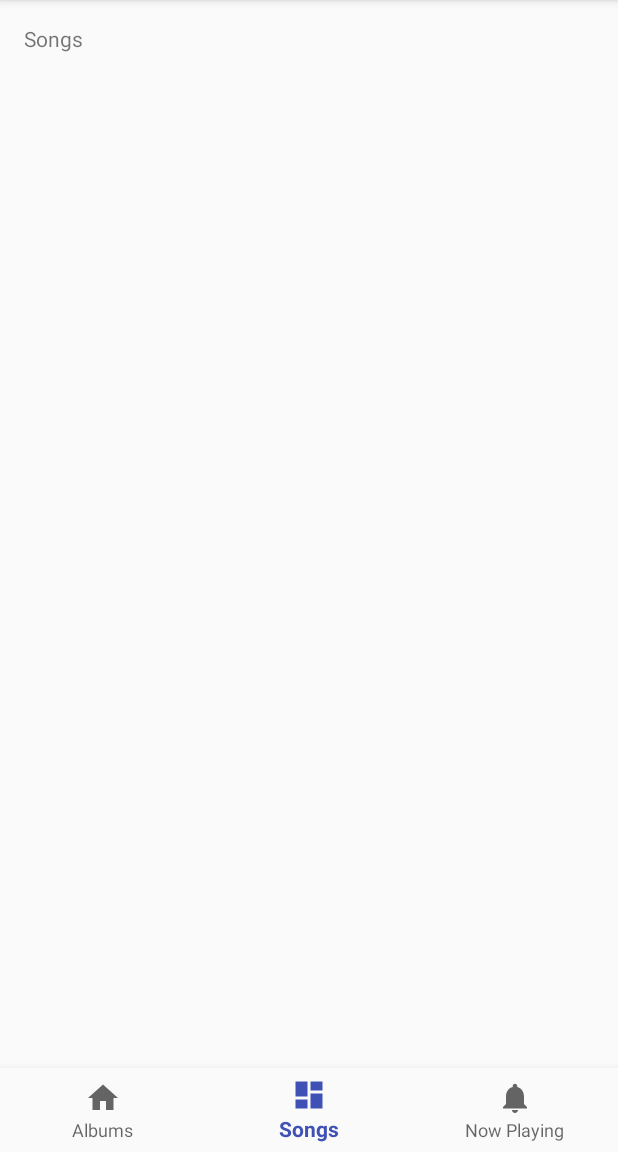
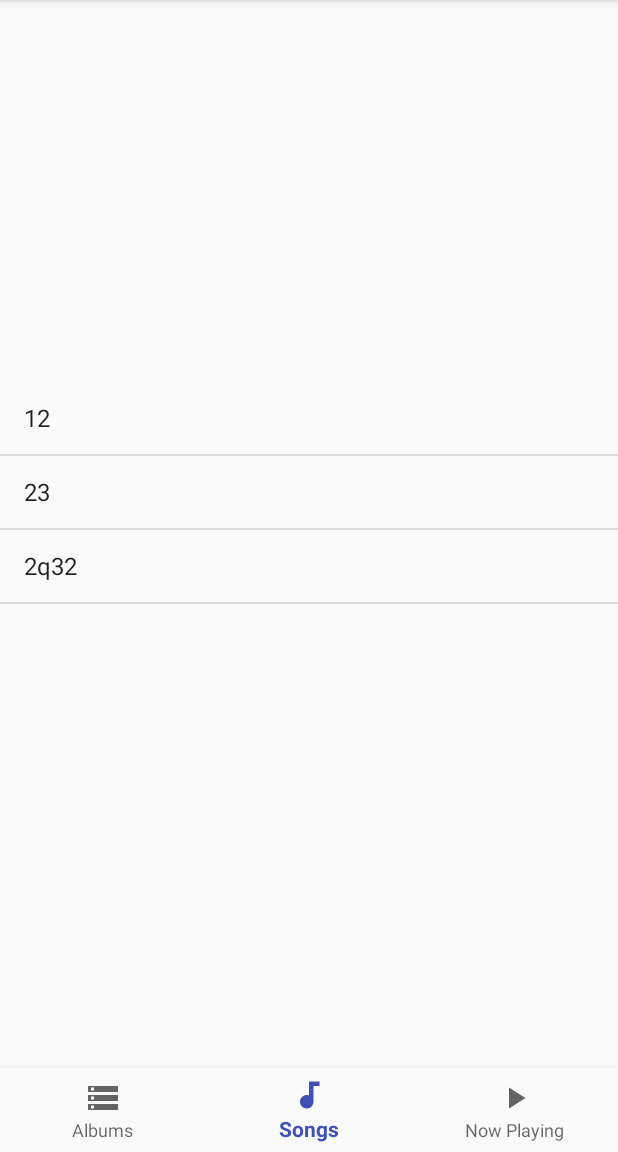
Before and after one commit to sqin84/vibeMusicPlayer, an Android app: the screen it shows after launch (AlbumView), item 2 of the bottom bar chosen, on a phone screen of 412 x 824 dp, the part 84-1236 px from its top. Run offline under Robolectric (Android 15) with nearby library versions, the phone set to English and light mode, and no system bars.

Commit message:
Album views and songs views done

```diff
--- a/app/build.gradle
+++ b/app/build.gradle
@@ -23,6 +23,7 @@ dependencies {
     implementation 'com.android.support:appcompat-v7:26.1.0'
     implementation 'com.android.support:design:26.1.0'
     implementation 'com.android.support.constraint:constraint-layout:1.0.2'
+    implementation 'com.android.support:recyclerview-v7:26.1.0'
     testImplementation 'junit:junit:4.12'
     androidTestImplementation 'com.android.support.test:runner:1.0.1'
     androidTestImplementation 'com.android.support.test.espresso:espresso-core:3.0.1'
--- a/app/src/main/java/com/example/ajcin/flashbackmusicteam16/AlbumView.java
+++ b/app/src/main/java/com/example/ajcin/flashbackmusicteam16/AlbumView.java
@@ -1,5 +1,7 @@
 package com.example.ajcin.flashbackmusicteam16;
 
+import android.app.FragmentManager;
+import android.app.FragmentTransaction;
 import android.os.Bundle;
 import android.support.annotation.NonNull;
 import android.support.design.widget.BottomNavigationView;
@@ -9,22 +11,22 @@ import android.widget.TextView;
 
 public class AlbumView extends AppCompatActivity {
 
-    private TextView mTextMessage;
 
     private BottomNavigationView.OnNavigationItemSelectedListener mOnNavigationItemSelectedListener
             = new BottomNavigationView.OnNavigationItemSelectedListener() {
 
         @Override
         public boolean onNavigationItemSelected(@NonNull MenuItem item) {
+            FragmentManager fragmentManager = getFragmentManager();
+            FragmentTransaction transaction = fragmentManager.beginTransaction();
             switch (item.getItemId()) {
                 case R.id.navigation_albums:
-                    mTextMessage.setText(R.string.title_albums);
+                    transaction.replace(R.id.musicItems,new AlbumFragment()).commit();
                     return true;
                 case R.id.navigation_songs:
-                    mTextMessage.setText(R.string.title_songs);
+                    transaction.replace(R.id.musicItems,new songListFragment()).commit();
                     return true;
                 case R.id.navigation_nowPlaying:
-                    mTextMessage.setText(R.string.title_nowPlaying);
                     return true;
             }
             return false;
@@ -36,7 +38,6 @@ public class AlbumView extends AppCompatActivity {
         super.onCreate(savedInstanceState);
         setContentView(R.layout.activity_album_view);
 
-        mTextMessage = (TextView) findViewById(R.id.message);
         BottomNavigationView navigation = (BottomNavigationView) findViewById(R.id.navigation);
         navigation.setOnNavigationItemSelectedListener(mOnNavigationItemSelectedListener);
     }
--- /dev/null
+++ b/app/src/main/java/com/example/ajcin/flashbackmusicteam16/songListFragment.java
@@ -0,0 +1,84 @@
+package com.example.ajcin.flashbackmusicteam16;
+
+import android.app.ListFragment;
+import android.content.Context;
+import android.net.Uri;
+import android.os.Bundle;
+import android.app.Fragment;
+import android.view.LayoutInflater;
+import android.view.View;
+import android.view.ViewGroup;
+import android.widget.ArrayAdapter;
+import android.widget.ListView;
+
+
+public class songListFragment extends ListFragment {
+    // TODO: Rename parameter arguments, choose names that match
+    // the fragment initialization parameters, e.g. ARG_ITEM_NUMBER
+    private static final String ARG_PARAM1 = "param1";
+    private static final String ARG_PARAM2 = "param2";
+
+    // TODO: Rename and change types of parameters
+    private String mParam1;
+    private String mParam2;
+
+    private OnFragmentInteractionListener mListener;
+    private String[] list = new String[] {"12","23","2q32"};
+    public songListFragment() {
+        // Required empty public constructor
+    }
+
+
+    @Override
+    public View onCreateView(LayoutInflater inflater, ViewGroup container,
+                             Bundle savedInstanceState) {
+        // Inflate the layout for this fragment
+        View view = inflater.inflate(R.layout.fragment_song_list, container, false);
+        //ListView songs= (ListView) getActivity().findViewById(R.id.listview);
+        ArrayAdapter<String> adapter = new ArrayAdapter<String>(getActivity(),android.R.layout.simple_list_item_1, list);
+        //songs.setAdapter(adapter);
+        setListAdapter(adapter);
+        return inflater.inflate(R.layout.fragment_song_list, container, false);
+    }
+
+
+
+    // TODO: Rename method, update argument and hook method into UI event
+    public void onButtonPressed(Uri uri) {
+        if (mListener != null) {
+            mListener.onFragmentInteraction(uri);
+        }
+    }
+
+    @Override
+    public void onAttach(Context context) {
+        super.onAttach(context);
+        if (context instanceof OnFragmentInteractionListener) {
+            mListener = (OnFragmentInteractionListener) context;
+        } else {
+            //throw new RuntimeException(context.toString()
+              //      + " must implement OnFragmentInteractionListener");
+        }
+    }
+
+    @Override
+    public void onDetach() {
+        super.onDetach();
+        mListener = null;
+    }
+
+    /**
+     * This interface must be implemented by activities that contain this
+     * fragment to allow an interaction in this fragment to be communicated
+     * to the activity and potentially other fragments contained in that
+     * activity.
+     * <p>
+     * See the Android Training lesson <a href=
+     * "http://developer.android.com/training/basics/fragments/communicating.html"
+     * >Communicating with Other Fragments</a> for more information.
+     */
+    public interface OnFragmentInteractionListener {
+        // TODO: Update argument type and name
+        void onFragmentInteraction(Uri uri);
+    }
+}
--- /dev/null
+++ b/app/src/main/res/drawable/ic_audiotrack_black_24dp.xml
@@ -0,0 +1,9 @@
+<vector xmlns:android="http://schemas.android.com/apk/res/android"
+        android:width="24dp"
+        android:height="24dp"
+        android:viewportWidth="24.0"
+        android:viewportHeight="24.0">
+    <path
+        android:fillColor="#FF000000"
+        android:pathData="M12,3v9.28c-0.47,-0.17 -0.97,-0.28 -1.5,-0.28C8.01,12 6,14.01 6,16.5S8.01,21 10.5,21c2.31,0 4.2,-1.75 4.45,-4H15V6h4V3h-7z"/>
+</vector>
--- /dev/null
+++ b/app/src/main/res/drawable/ic_play_arrow_black_24dp.xml
@@ -0,0 +1,9 @@
+<vector xmlns:android="http://schemas.android.com/apk/res/android"
+        android:width="24dp"
+        android:height="24dp"
+        android:viewportWidth="24.0"
+        android:viewportHeight="24.0">
+    <path
+        android:fillColor="#FF000000"
+        android:pathData="M8,5v14l11,-7z"/>
+</vector>
--- /dev/null
+++ b/app/src/main/res/drawable/ic_storage_black_24dp.xml
@@ -0,0 +1,9 @@
+<vector xmlns:android="http://schemas.android.com/apk/res/android"
+        android:width="24dp"
+        android:height="24dp"
+        android:viewportWidth="24.0"
+        android:viewportHeight="24.0">
+    <path
+        android:fillColor="#FF000000"
+        android:pathData="M2,20h20v-4L2,16v4zM4,17h2v2L4,19v-2zM2,4v4h20L22,4L2,4zM6,7L4,7L4,5h2v2zM2,14h20v-4L2,10v4zM4,11h2v2L4,13v-2z"/>
+</vector>
--- a/app/src/main/res/layout/activity_album_view.xml
+++ b/app/src/main/res/layout/activity_album_view.xml
@@ -1,33 +1,32 @@
 <?xml version="1.0" encoding="utf-8"?>
-<android.support.constraint.ConstraintLayout xmlns:android="http://schemas.android.com/apk/res/android"
+<RelativeLayout xmlns:android="http://schemas.android.com/apk/res/android"
     xmlns:app="http://schemas.android.com/apk/res-auto"
     xmlns:tools="http://schemas.android.com/tools"
     android:id="@+id/container"
     android:layout_width="match_parent"
     android:layout_height="match_parent"
+    android:orientation="vertical"
     tools:context="com.example.ajcin.flashbackmusicteam16.AlbumView">
 
-    <TextView
-        android:id="@+id/message"
-        android:layout_width="wrap_content"
-        android:layout_height="wrap_content"
-        android:layout_marginLeft="@dimen/activity_horizontal_margin"
-        android:layout_marginStart="@dimen/activity_horizontal_margin"
-        android:layout_marginTop="@dimen/activity_vertical_margin"
-        android:text="@string/title_albums"
-        app:layout_constraintLeft_toLeftOf="parent"
-        app:layout_constraintTop_toTopOf="parent" />
+    <FrameLayout
+        android:id="@+id/musicItems"
+        android:layout_width="match_parent"
+        android:layout_height="457dp"
+
+        android:layout_above="@+id/navigation"
+        android:layout_alignParentStart="true">
+
+    </FrameLayout>
 
     <android.support.design.widget.BottomNavigationView
         android:id="@+id/navigation"
-        android:layout_width="0dp"
+        android:layout_width="match_parent"
         android:layout_height="wrap_content"
-        android:layout_marginEnd="0dp"
-        android:layout_marginStart="0dp"
+        android:layout_alignParentBottom="true"
+        android:layout_alignParentStart="true"
         android:background="?android:attr/windowBackground"
-        app:layout_constraintBottom_toBottomOf="parent"
-        app:layout_constraintLeft_toLeftOf="parent"
-        app:layout_constraintRight_toRightOf="parent"
-        app:menu="@menu/navigation" />
+        app:menu="@menu/navigation">
 
-</android.support.constraint.ConstraintLayout>
+    </android.support.design.widget.BottomNavigationView>
+
+</RelativeLayout>
--- /dev/null
+++ b/app/src/main/res/layout/fragment_song_list.xml
@@ -0,0 +1,13 @@
+<FrameLayout xmlns:android="http://schemas.android.com/apk/res/android"
+    xmlns:tools="http://schemas.android.com/tools"
+    android:layout_width="match_parent"
+    android:layout_height="match_parent"
+    tools:context="com.example.ajcin.flashbackmusicteam16.songListFragment">
+
+    <!-- TODO: Update blank fragment layout -->
+
+    <ListView
+        android:id="@+id/android:list"
+        android:layout_width="match_parent"
+        android:layout_height="match_parent" />
+</FrameLayout>
--- a/app/src/main/res/menu/navigation.xml
+++ b/app/src/main/res/menu/navigation.xml
@@ -3,17 +3,17 @@
 
     <item
         android:id="@+id/navigation_albums"
-        android:icon="@drawable/ic_home_black_24dp"
+        android:icon="@drawable/ic_storage_black_24dp"
         android:title="@string/title_albums" />
 
     <item
         android:id="@+id/navigation_songs"
-        android:icon="@drawable/ic_dashboard_black_24dp"
+        android:icon="@drawable/ic_audiotrack_black_24dp"
         android:title="@string/title_songs" />
 
     <item
         android:id="@+id/navigation_nowPlaying"
-        android:icon="@drawable/ic_notifications_black_24dp"
+        android:icon="@drawable/ic_play_arrow_black_24dp"
         android:title="@string/title_nowPlaying" />
 
 </menu>
--- a/app/src/main/res/values/dimens.xml
+++ b/app/src/main/res/values/dimens.xml
@@ -2,4 +2,5 @@
     <!-- Default screen margins, per the Android Design guidelines. -->
     <dimen name="activity_horizontal_margin">16dp</dimen>
     <dimen name="activity_vertical_margin">16dp</dimen>
+    <dimen name="text_margin">16dp</dimen>
 </resources>
--- a/app/src/main/res/values/strings.xml
+++ b/app/src/main/res/values/strings.xml
@@ -3,4 +3,7 @@
     <string name="title_albums">Albums</string>
     <string name="title_songs">Songs</string>
     <string name="title_nowPlaying">Now Playing</string>
+
+    <!-- TODO: Remove or change this placeholder text -->
+    <string name="hello_blank_fragment">Hello blank fragment</string>
 </resources>
```
Also changed, not shown: app/src/main/java/com/example/ajcin/flashbackmusicteam16/AlbumFragment.java (added, +86 -0 lines), app/src/main/java/com/example/ajcin/flashbackmusicteam16/albumsongsFragment.java (added, +73 -0 lines), app/src/main/res/drawable/ic_headset_black_24dp.xml (added, +9 -0 lines), app/src/main/res/layout/fragment_album.xml (added, +15 -0 lines), app/src/main/res/layout/fragment_albumsongs.xml (added, +13 -0 lines).
